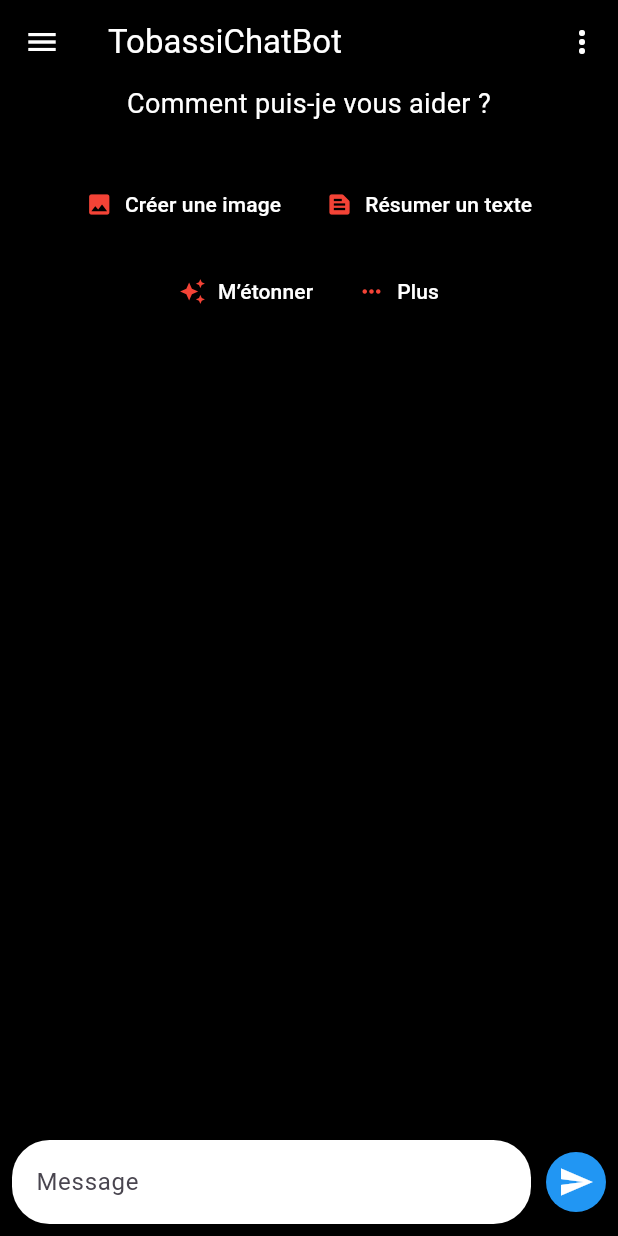
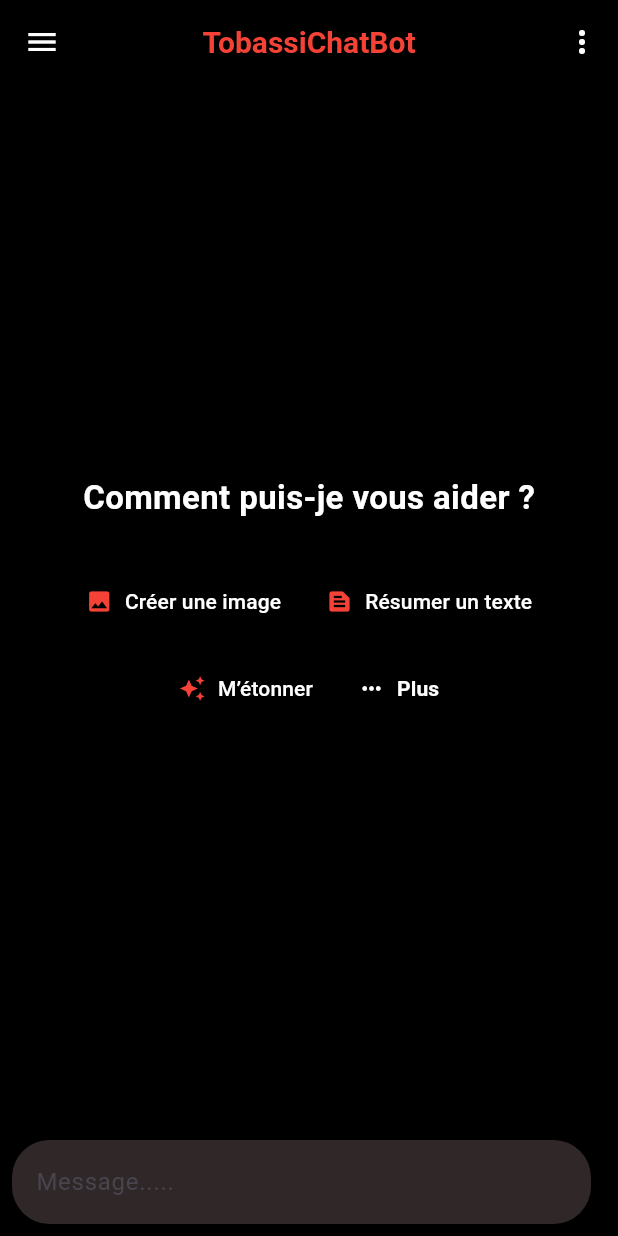
Before and after one commit to maxime2221/tobassichatbot, a Flutter app: the screen it shows after launch, on a phone screen of 412 x 824 dp. Run offline on Flutter 3.47's test engine with Material 3 defaults, Android fonts, the phone set to English and light mode, and no system bars.

Commit message:
Modification de la page d accueil

```diff
--- /dev/null
+++ b/lib/HomeScreen.dart
@@ -0,0 +1,216 @@
+import 'package:flutter/material.dart';
+
+class HomeScreen extends StatefulWidget {
+  @override
+  _HomeScreenState createState() => _HomeScreenState();
+}
+
+class _HomeScreenState extends State<HomeScreen> {
+
+  final TextEditingController _textController = TextEditingController();
+  bool _isButtonVisible = false;
+  bool _showMoreButtons = false;
+
+  void _updateTextField(String text) {
+    setState(() {
+      _textController.text = text;
+    });
+  }
+
+
+  @override
+  void initState() {
+    super.initState();
+    _textController.addListener(() {
+      setState(() {
+        _isButtonVisible = _textController.text.isNotEmpty;
+      });
+    });
+  }
+
+  @override
+  void dispose() {
+    _textController.dispose();
+    super.dispose();
+  }
+
+  @override
+  Widget build(BuildContext context) {
+    return Scaffold(
+      backgroundColor: Colors.black,
+      appBar: AppBar(
+        centerTitle: true,
+        backgroundColor: Colors.black,
+        title: const Text(
+          'TobassiChatBot',
+          style: TextStyle(
+            color: Colors.red,
+            fontSize: 20,
+            fontWeight: FontWeight.bold,
+            ),
+        ),
+        actions: [
+          IconButton(
+            icon: const Icon(Icons.more_vert, color: Colors.white),
+            onPressed: () {},
+          ),
+        ],
+        leading: IconButton(
+          icon: Icon(Icons.menu, color: Colors.white),
+          onPressed: () {},
+        ),
+      ),
+      drawer: Drawer(
+        backgroundColor: Colors.black,
+        child: ListView(
+          children: [
+            DrawerHeader(
+              decoration: BoxDecoration(
+                border: Border.all()
+              ),
+               child: Text('Menu'),
+            ),
+            ListTile(
+              leading: Icon(Icons.close),
+              title: Text('Quittez'),
+              onTap: (){},
+            )
+          ],
+        ),
+      ),
+      body: Column(
+        mainAxisAlignment: MainAxisAlignment.spaceBetween,
+        children: [
+           SizedBox(height: 1),
+          Center(
+            child: Column(
+              mainAxisAlignment: MainAxisAlignment.center,
+              children: [
+                Text(
+                  'Comment puis-je vous aider ?',
+                  style: TextStyle(
+                    color: Colors.white,
+                    fontSize: 22,
+                    fontWeight: FontWeight.bold,
+                     ),
+                ),
+                SizedBox(height: 30),
+                Row(
+                  mainAxisAlignment: MainAxisAlignment.center,
+                  children: [
+                    _buildButton(Icons.image, "Créer une image"),
+                    SizedBox(width: 10),
+                    _buildButton(Icons.text_snippet, "Résumer un texte"),
+                  ],
+                ),
+                SizedBox(height: 10),
+                Row(
+                  mainAxisAlignment: MainAxisAlignment.center,
+                  children: [
+                    _buildButton(Icons.auto_awesome, "M’étonner"),
+                    SizedBox(width: 10),
+                     if (!_showMoreButtons)
+                     ElevatedButton.icon(
+                        style: ElevatedButton.styleFrom(
+                          backgroundColor: Colors.black54,
+                          foregroundColor: Colors.white,
+                          padding: EdgeInsets.symmetric(horizontal: 10, vertical: 12),
+                        ),
+                        onPressed: () {
+                          setState(() {
+                            _showMoreButtons = true; // Afficher ou cacher les boutons
+                          });
+                        },
+                        icon: Icon(Icons.more_horiz, color: Colors.white),
+                        label: Text(
+                          "Plus",
+                          style: TextStyle(
+                            fontWeight: FontWeight.bold,
+                          ),
+                        ),
+                      )
+                  ],
+                ),
+                SizedBox(height: 10),
+                Row(
+                  mainAxisAlignment: MainAxisAlignment.center,
+                  children: [
+                      if (_showMoreButtons) ...[
+                        SizedBox(height: 10),
+                        Row(
+                          mainAxisAlignment: MainAxisAlignment.center,
+                          children: [
+                            _buildButton(Icons.auto_awesome, "M’étonner"),
+                             SizedBox(height: 10),
+                            _buildButton(Icons.star, "Favoris"),
+                          ],
+                        ),
+                        SizedBox(height: 10),
+                        Row(
+                          mainAxisAlignment: MainAxisAlignment.center,
+                          children: [
+                           _buildButton(Icons.share, "Partager"),
+                          ],
+                        ),
+                      ]
+                  ],
+                  )
+              ],
+            ),
+          ),
+          Padding(
+            padding: const EdgeInsets.all(8.0),
+            child: Row(
+              children: [
+                Expanded(
+                  child: TextField(
+                    controller: _textController,
+                    cursorColor:  Colors.red,
+                    decoration: InputDecoration(
+                      filled: true,
+                      fillColor: const Color.fromARGB(255, 48, 40, 40),
+                      hintText: 'Message.....',
+                      border: OutlineInputBorder(
+                        borderRadius: BorderRadius.circular(25.0),
+                        borderSide: BorderSide.none,
+                      ),
+                    ),
+                    style: TextStyle(
+                      color: Colors.white, // Couleur du texte
+                      fontSize: 16, // Taille de la police (facultatif)
+                    ),
+                  ),
+                ),
+                SizedBox(width: 10),
+                 if (_isButtonVisible)
+                CircleAvatar(
+                  backgroundColor: Colors.red,
+                  child: IconButton(
+                    icon: Icon(Icons.send, color: Colors.white),
+                    onPressed: () {},
+                  ),
+                ),
+              ],
+            ),
+          ),
+        ],
+      ),
+
+    );
+  }
+
+  Widget _buildButton(IconData icon, String text) {
+    return ElevatedButton.icon(
+      style: ElevatedButton.styleFrom(
+        backgroundColor: Colors.black54,
+        foregroundColor: Colors.white,
+        padding: EdgeInsets.symmetric(horizontal: 10, vertical: 12),
+      ),
+      onPressed: () {
+        _updateTextField(text);
+      },
+      icon: Icon(icon,color: Colors.red,),
+      label: Text(text),
+    );
+  }
+}
--- a/lib/main.dart
+++ b/lib/main.dart
@@ -1,4 +1,6 @@
 import 'package:flutter/material.dart';
+
+import 'HomeScreen.dart';
 
 void main() {
   runApp(MyApp());
@@ -13,128 +15,3 @@
     );
   }
 }
-
-class HomeScreen extends StatefulWidget {
-  @override
-  _HomeScreenState createState() => _HomeScreenState();
-}
-
-class _HomeScreenState extends State<HomeScreen> {
-  final TextEditingController _textController = TextEditingController();
-
-  void _updateTextField(String text) {
-    setState(() {
-      _textController.text = text;
-    });
-  }
-
-  @override
-  Widget build(BuildContext context) {
-    return Scaffold(
-      backgroundColor: Colors.black,
-      appBar: AppBar(
-        backgroundColor: Colors.black,
-        elevation: 0,
-        title: Text(
-          'TobassiChatBot',
-          textAlign: TextAlign.center,
-          style: TextStyle(color: Colors.white),
-        ),
-        actions: [
-          IconButton(
-            icon: Icon(Icons.more_vert, color: Colors.white),
-            onPressed: () {},
-          ),
-        ],
-        leading: IconButton(
-          icon: Icon(Icons.menu, color: Colors.white),
-          onPressed: () {},
-        ),
-      ),
-      drawer: Drawer(
-        elevation: 18.6,
-
-      ),
-      body: Column(
-        mainAxisAlignment: MainAxisAlignment.spaceBetween,
-        children: [
-          Center(
-            child: Column(
-              mainAxisAlignment: MainAxisAlignment.center,
-              children: [
-                Text(
-                  'Comment puis-je vous aider ?',
-                  style: TextStyle(color: Colors.white, fontSize: 18),
-                  textAlign: TextAlign.center,
-                ),
-                SizedBox(height: 30),
-                Row(
-                  mainAxisAlignment: MainAxisAlignment.center,
-                  children: [
-                    _buildButton(Icons.image, "Créer une image"),
-                    SizedBox(width: 10),
-                    _buildButton(Icons.text_snippet, "Résumer un texte"),
-                  ],
-                ),
-                SizedBox(height: 10),
-                Row(
-                  mainAxisAlignment: MainAxisAlignment.center,
-                  children: [
-                    _buildButton(Icons.auto_awesome, "M’étonner"),
-                    SizedBox(width: 10),
-                    _buildButton(Icons.more_horiz, "Plus"),
-                  ],
-                ),
-              ],
-            ),
-          ),
-          Padding(
-            padding: const EdgeInsets.all(8.0),
-            child: Row(
-              children: [
-                Expanded(
-                  child: TextField(
-                    controller: _textController,
-                    decoration: InputDecoration(
-                      filled: true,
-                      fillColor: Colors.white,
-                      hintText: 'Message',
-                      border: OutlineInputBorder(
-                        borderRadius: BorderRadius.circular(25.0),
-                        borderSide: BorderSide.none,
-                      ),
-                    ),
-                  ),
-                ),
-                SizedBox(width: 10),
-                CircleAvatar(
-                  backgroundColor: Colors.blue,
-                  child: IconButton(
-                    icon: Icon(Icons.send, color: Colors.white),
-                    onPressed: () {},
-                  ),
-                ),
-              ],
-            ),
-          ),
-        ],
-      ),
-
-    );
-  }
-
-  Widget _buildButton(IconData icon, String text) {
-    return ElevatedButton.icon(
-      style: ElevatedButton.styleFrom(
-        backgroundColor: Colors.black54,
-        foregroundColor: Colors.white,
-        padding: EdgeInsets.symmetric(horizontal: 10, vertical: 12),
-      ),
-      onPressed: () {
-        _updateTextField(text);
-      },
-      icon: Icon(icon,color: Colors.red,),
-      label: Text(text),
-    );
-  }
-}
```
Also changed, not shown: pubspec.lock.
